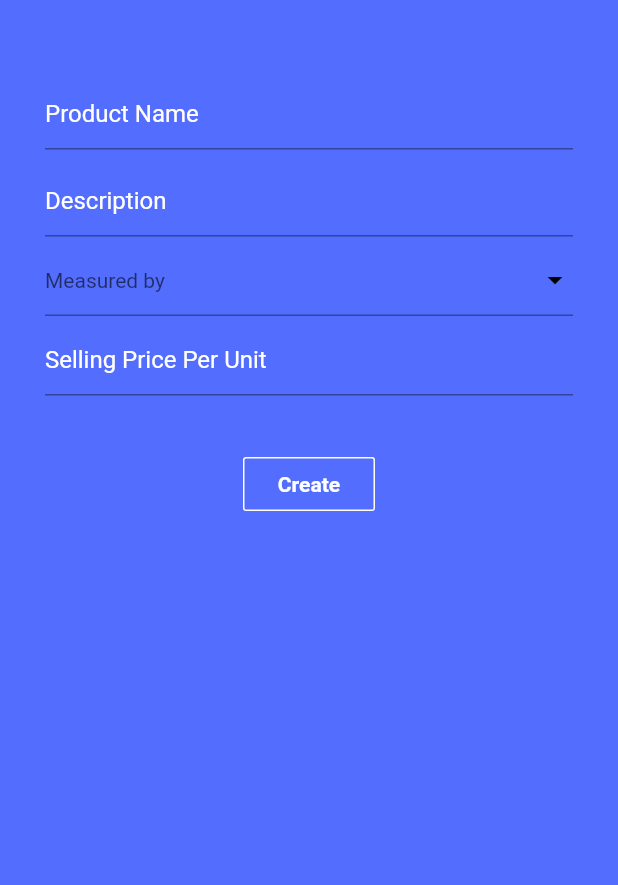
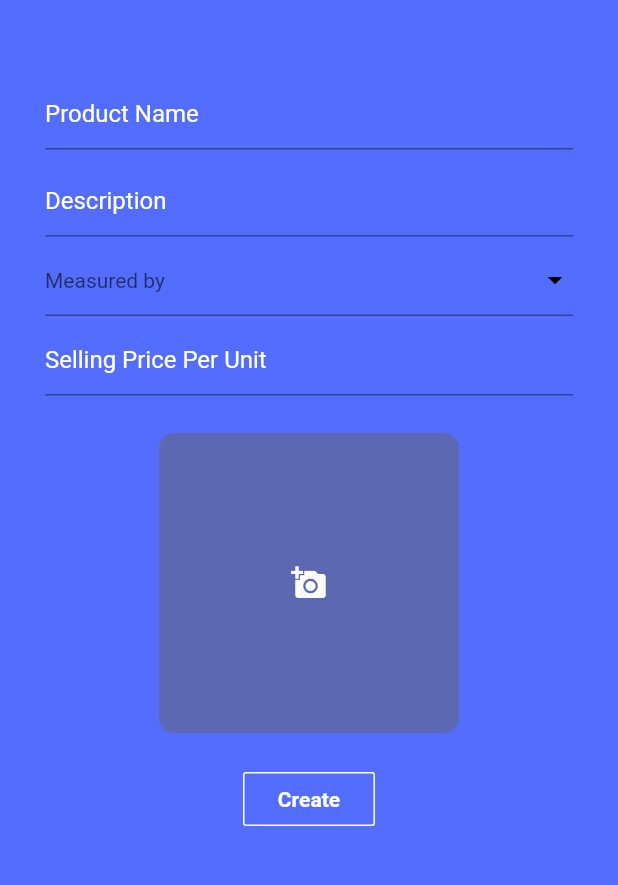
Before and after one commit to RohitEdathil/ishop, a Flutter app: the ProductAdd screen opened by its route, on a phone screen of 412 x 824 dp, the part 59-944 px from its top. Run offline on Flutter 3.47's test engine with Material 2 defaults, Android fonts, the phone set to English and light mode, and no system bars; our stand-ins replace cloud_firestore, firebase_auth, firebase_core, shared_preferences, validators; missing offline and left inert: loading_animations; accounts and stored records are empty.

Commit message:
Product adding complete(But images not yet supported)

```diff
--- a/lib/views/product_add.dart
+++ b/lib/views/product_add.dart
@@ -1,5 +1,6 @@
 import 'package:flutter/material.dart';
 import 'package:ishop/data/product_modal.dart';
+import 'package:loading_animations/loading_animations.dart';
 
 class ProductAdd extends StatelessWidget {
   @override
@@ -35,7 +36,9 @@ class ProductForm extends StatefulWidget {
 class _ProductFormState extends State<ProductForm> {
   final _formKey = GlobalKey<FormState>();
   final List textFieldsValue = [];
+  bool loading = false;
   String measureChoice;
+  Image productImage;
   @override
   Widget build(BuildContext context) {
     return Container(
@@ -64,15 +67,15 @@ class _ProductFormState extends State<ProductForm> {
                     value: 'g',
                   ),
                   DropdownMenuItem(
-                    child: Text('Number'),
+                    child: Text('Number/No.'),
                     value: 'no',
                   ),
                   DropdownMenuItem(
-                    child: Text('Litre'),
+                    child: Text('Volume/Litre'),
                     value: 'L',
                   ),
                   DropdownMenuItem(
-                    child: Text('Metre'),
+                    child: Text('Length/Metre'),
                     value: 'm',
                   ),
                 ],
@@ -99,33 +102,56 @@ class _ProductFormState extends State<ProductForm> {
                 dataList: textFieldsValue,
                 type: TextInputType.number,
               ),
-              Padding(
-                padding: const EdgeInsets.all(30.0),
-                child: OutlineButton(
-                  onPressed: () {
+              SizedBox(
+                height: 20,
+              ),
+              InkWell(
+                onTap: () {
+                  Navigator.pushNamed(context, '/image_chooser');
+                },
+                child: Container(
+                  height: 200,
+                  width: 200,
+                  decoration: BoxDecoration(
+                    borderRadius: BorderRadius.circular(10),
+                    color: Color.fromRGBO(100, 100, 100, 0.5),
+                  ),
+                  child: Icon(Icons.add_a_photo),
+                ),
+              ),
+              SizedBox(
+                height: 20,
+              ),
+              OutlineButton(
+                disabledBorderColor: Theme.of(context).backgroundColor,
+                onPressed: loading
+                    ? null
+                    : () {
                         if (_formKey.currentState.validate()) {
                           createProduct(textFieldsValue[0], textFieldsValue[1],
                                   measureChoice, textFieldsValue[2])
                               .then((value) {
                             if (value == 'OK') {
                               Navigator.pop(context);
-                        } else {
-                          Scaffold.of(context).showSnackBar(SnackBar(
-                            content: Text(value),
-                            backgroundColor: Colors.red,
-                          ));
                             }
+                          });
+                          setState(() {
+                            loading = true;
                           });
                         }
                         textFieldsValue.clear();
                       },
-                  child: Text(
+                child: loading
+                    ? LoadingBumpingLine.circle(
+                        backgroundColor: Theme.of(context).backgroundColor,
+                      )
+                    : Text(
                         'Create',
-                    style: TextStyle(color: Theme.of(context).backgroundColor),
+                        style:
+                            TextStyle(color: Theme.of(context).backgroundColor),
                       ),
                 borderSide:
                     BorderSide(color: Theme.of(context).backgroundColor),
-                ),
               )
             ],
           ),
--- a/pubspec.yaml
+++ b/pubspec.yaml
@@ -32,6 +32,10 @@ dependencies:
   validators: ^2.0.1
   cloud_firestore: ^0.14.2
   firebase_auth: ^0.18.2
+  loading_animations: "^2.1.0"
+  image_cropper: 1.0.2
+  image_picker: 0.6.0+17
+  firebase_storage: ^5.1.0
 
 dev_dependencies:
   flutter_test:
```
Also changed, not shown: lib/data/product_modal.dart (+8 -14 lines), pubspec.lock, 2 other files. Lines whose indentation alone changed are shown as unchanged.
